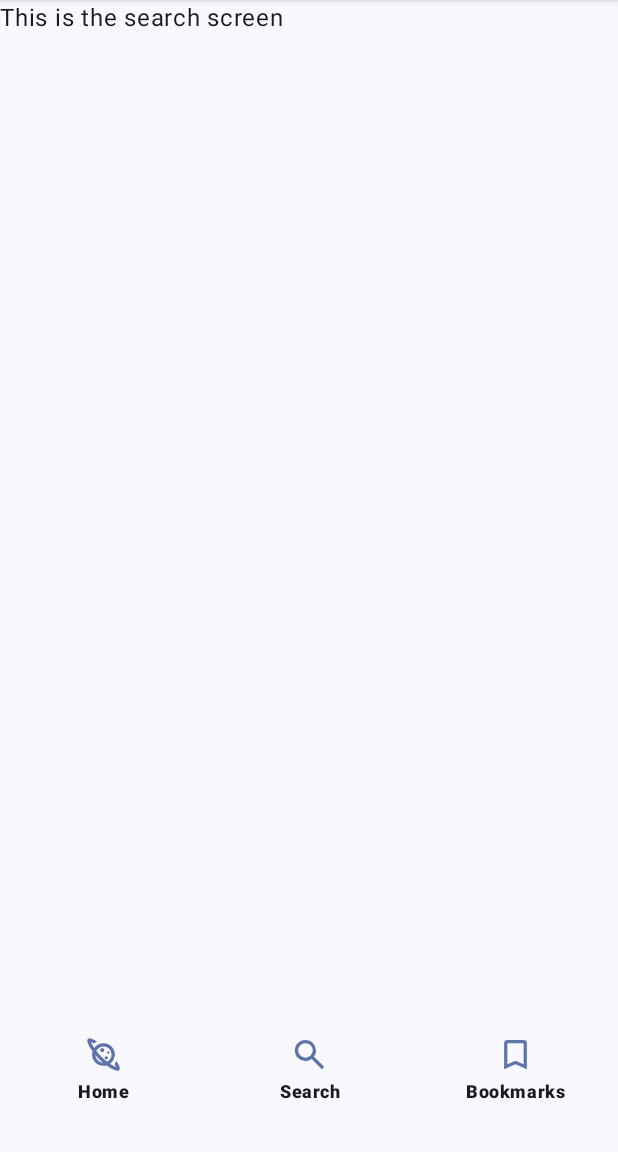
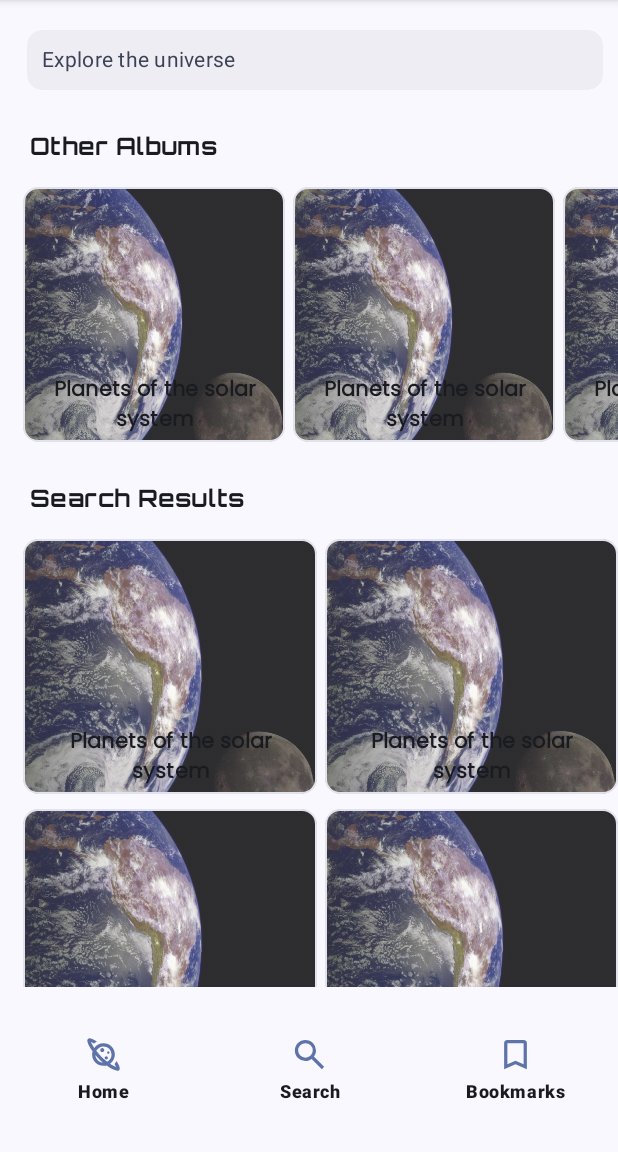
Before and after one commit to Rickmwasofficial/StarVault, an Android app built with Jetpack Compose: the SearchScreen screen opened through its navigation route, on a phone screen of 412 x 824 dp, the part 84-1236 px from its top. Run offline under Robolectric (Android 15) with nearby library versions, the phone set to English and light mode, and no system bars; libraries missing offline, so code that uses them is left out: dev.chrisbanes.snapper; 2 statements that could not run were skipped.

Commit message:
Project skeleton done

```diff
--- /dev/null
+++ b/app/src/main/java/com/example/starvault/ui/components/ContentCards.kt
@@ -0,0 +1,57 @@
+package com.example.starvault.ui.components
+
+import androidx.compose.foundation.Image
+import androidx.compose.foundation.border
+import androidx.compose.foundation.layout.Arrangement
+import androidx.compose.foundation.layout.Box
+import androidx.compose.foundation.layout.Column
+import androidx.compose.foundation.layout.fillMaxSize
+import androidx.compose.foundation.layout.fillMaxWidth
+import androidx.compose.foundation.layout.height
+import androidx.compose.foundation.layout.padding
+import androidx.compose.foundation.layout.width
+import androidx.compose.foundation.shape.RoundedCornerShape
+import androidx.compose.material3.Card
+import androidx.compose.material3.MaterialTheme
+import androidx.compose.material3.Text
+import androidx.compose.runtime.Composable
+import androidx.compose.ui.Alignment
+import androidx.compose.ui.Modifier
+import androidx.compose.ui.layout.ContentScale
+import androidx.compose.ui.res.painterResource
+import androidx.compose.ui.text.font.FontWeight
+import androidx.compose.ui.text.style.TextAlign
+import androidx.compose.ui.unit.dp
+import com.example.starvault.R
+import com.example.starvault.ui.theme.poppins
+
+@Composable
+fun ContentCards(navigateToDetail: () -> Unit, modifier: Modifier = Modifier) {
+    Card(
+        modifier = modifier.width(180.dp).height(180.dp).padding(bottom = 10.dp, start = 5.dp).border(1.dp,
+            MaterialTheme.colorScheme.surfaceVariant, RoundedCornerShape(10.dp)),
+        onClick = { navigateToDetail() }
+    ) {
+        Box(modifier.fillMaxSize()) {
+            Image(
+                painter = painterResource(R.drawable.bg),
+                contentDescription = null,
+                contentScale = ContentScale.Crop,
+                alpha = 0.8f
+            )
+            Column(
+                modifier = Modifier.fillMaxWidth().align(Alignment.BottomStart).padding(5.dp),
+                horizontalAlignment = Alignment.CenterHorizontally,
+                verticalArrangement = Arrangement.spacedBy(7.dp)
+            ) {
+                Text(
+                    text = "Planets of the solar system",
+                    fontFamily = poppins,
+                    style = MaterialTheme.typography.titleSmall,
+                    fontWeight = FontWeight.Bold,
+                    textAlign = TextAlign.Center
+                )
+            }
+        }
+    }
+}
--- a/app/src/main/java/com/example/starvault/ui/screens/HomeScreen.kt
+++ b/app/src/main/java/com/example/starvault/ui/screens/HomeScreen.kt
@@ -8,6 +8,7 @@ import androidx.compose.foundation.layout.Box
 import androidx.compose.foundation.layout.Column
 import androidx.compose.foundation.layout.ExperimentalLayoutApi
 import androidx.compose.foundation.layout.IntrinsicSize
+import com.example.starvault.ui.components.ContentCards
 import androidx.compose.foundation.layout.PaddingValues
 import androidx.compose.foundation.layout.Row
 import androidx.compose.foundation.layout.fillMaxSize
@@ -207,37 +208,6 @@ fun ContentHeader(title: String, modifier: Modifier = Modifier) {
 }
 
 @Composable
-fun ContentCards(navigateToDetail: () -> Unit, modifier: Modifier = Modifier) {
-    Card(
-        modifier = modifier.width(180.dp).height(180.dp).padding(bottom = 10.dp, start = 5.dp).border(1.dp,
-            MaterialTheme.colorScheme.surfaceVariant, RoundedCornerShape(10.dp)),
-        onClick = { navigateToDetail() }
-    ) {
-        Box(modifier.fillMaxSize()) {
-            Image(
-                painter = painterResource(R.drawable.bg),
-                contentDescription = null,
-                contentScale = ContentScale.Crop,
-                alpha = 0.8f
-            )
-            Column(
-                modifier = Modifier.fillMaxWidth().align(Alignment.BottomStart).padding(5.dp),
-                horizontalAlignment = Alignment.CenterHorizontally,
-                verticalArrangement = Arrangement.spacedBy(7.dp)
-            ) {
-                Text(
-                    text = "Planets of the solar system",
-                    fontFamily = poppins,
-                    style = MaterialTheme.typography.titleSmall,
-                    fontWeight = FontWeight.Bold,
-                    textAlign = TextAlign.Center
-                )
-            }
-        }
-    }
-}
-
-@Composable
 fun HomeContent(navigateToDetail: () -> Unit, modifier: Modifier = Modifier) {
     Column(
         modifier = modifier.fillMaxWidth().padding(15.dp),
--- a/app/src/main/java/com/example/starvault/ui/screens/SearchScreen.kt
+++ b/app/src/main/java/com/example/starvault/ui/screens/SearchScreen.kt
@@ -1,10 +1,110 @@
 package com.example.starvault.ui.screens
 
+import androidx.compose.foundation.background
+import androidx.compose.foundation.layout.Arrangement
+import androidx.compose.foundation.layout.Box
+import androidx.compose.foundation.layout.Column
+import androidx.compose.foundation.layout.Row
+import androidx.compose.foundation.layout.fillMaxSize
+import androidx.compose.foundation.layout.fillMaxWidth
+import androidx.compose.foundation.layout.height
+import androidx.compose.foundation.layout.padding
+import androidx.compose.foundation.lazy.LazyRow
+import androidx.compose.foundation.lazy.grid.GridCells
+import androidx.compose.foundation.lazy.grid.LazyVerticalGrid
+import androidx.compose.foundation.shape.RoundedCornerShape
+import androidx.compose.foundation.text.BasicTextField
+import androidx.compose.material3.MaterialTheme
+import androidx.compose.material3.Surface
 import androidx.compose.material3.Text
 import androidx.compose.runtime.Composable
+import androidx.compose.ui.Alignment
 import androidx.compose.ui.Modifier
+import androidx.compose.ui.draw.clip
+import androidx.compose.ui.unit.dp
+import com.example.starvault.ui.components.ContentCards
+import com.example.starvault.ui.theme.orbitron
 
 @Composable
 fun SearchScreen(modifier: Modifier = Modifier) {
-    Text("This is the search screen")
+    Surface(
+        modifier = modifier.fillMaxSize()
+    ) {
+        Column(
+            modifier = Modifier.fillMaxSize(),
+            verticalArrangement = Arrangement.spacedBy(15.dp),
+        ) {
+            SearchSection("")
+            Text("Other Albums", modifier = modifier.padding(start = 20.dp), fontFamily = orbitron, style = MaterialTheme.typography.titleMedium)
+            LazyRow(
+                modifier.padding(start = 10.dp)
+            ) {
+                repeat(12) {
+                    item {
+                        ContentCards({  })
+                    }
+                }
+            }
+            Text("Search Results", modifier = modifier.padding(start = 20.dp), fontFamily = orbitron, style = MaterialTheme.typography.titleMedium)
+            LazyVerticalGrid(
+                columns = GridCells.Adaptive(160.dp),
+                modifier = Modifier.fillMaxWidth().height(550.dp).padding(start = 10.dp),
+                content = {
+                    repeat(16) {
+                        item {
+                            ContentCards({  })
+                        }
+                    }
+                }
+            )
+        }
+    }
 }
+
+@Composable
+fun SearchSection(searchString: String, modifier: Modifier = Modifier) {
+    Row(
+        modifier = modifier
+            .fillMaxWidth()
+            .padding(start = 18.dp, end = 10.dp, bottom = 10.dp, top = 20.dp),
+        verticalAlignment = Alignment.CenterVertically,
+        horizontalArrangement = Arrangement.spacedBy(15.dp)
+    ) {
+        Box(
+            modifier = Modifier
+                .weight(1f)
+                .height(40.dp)
+                .clip(shape = RoundedCornerShape(10.dp))
+                .background(
+                    color = MaterialTheme.colorScheme.surfaceContainer,
+                    shape = RoundedCornerShape(10.dp)
+                ),
+            contentAlignment = Alignment.CenterStart,
+        ) {
+            if (searchString == "") {
+                Text(
+                    text = "Explore the universe",
+                    color = MaterialTheme.colorScheme.secondary,
+                    style = MaterialTheme.typography.bodyMedium,
+                    modifier = Modifier
+                        .padding(horizontal = 10.dp)
+                        .clip(shape = RoundedCornerShape(10.dp))
+                )
+            }
+            BasicTextField(
+                value = "",
+                onValueChange = {  },
+                singleLine = true,
+                textStyle = MaterialTheme.typography.bodyMedium.copy(
+                    color = MaterialTheme.colorScheme.secondary
+                ),
+                modifier = Modifier
+                    .fillMaxWidth()
+                    .align(Alignment.CenterStart)
+                    .clip(shape = RoundedCornerShape(10.dp))
+                    .padding(horizontal = 10.dp)
+            )
+        }
+//        ButtonWithIcon(Icons.Rounded.Search, { homeViewModel.searchItems(searchString, context) }, tint = MaterialTheme.colorScheme.onSurface, bgColor = colorResource(R.color.btn))
+    }
+}
```
